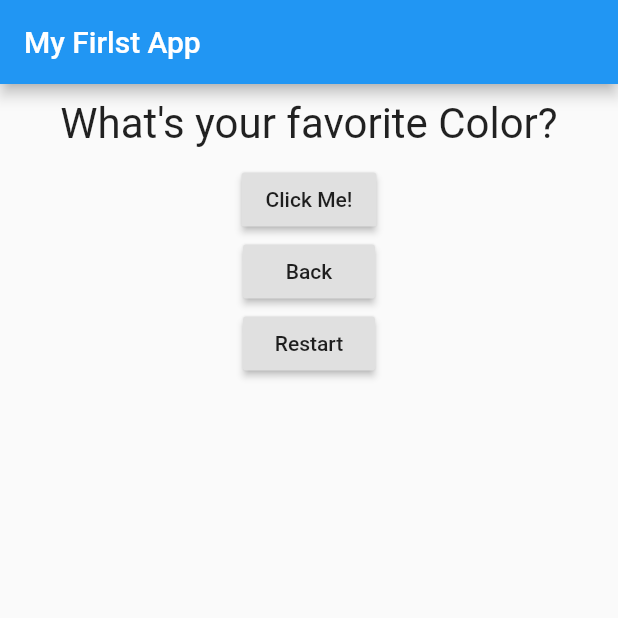
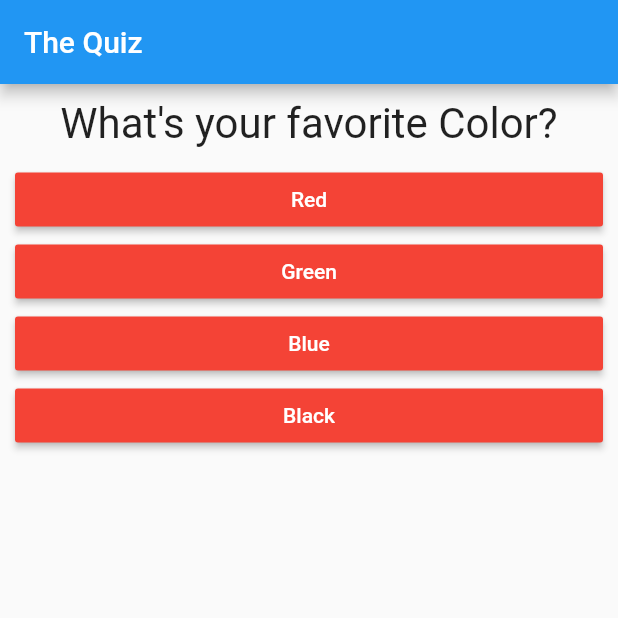
Before and after one commit to 4Columns-Jordan/Flutter-Demo-App, a Flutter app: the screen it shows after launch, on a phone screen of 412 x 824 dp, the top half of it. Run offline on Flutter 3.47's test engine with Material 2 defaults, Android fonts, the phone set to English and light mode, and no system bars.

Commit message:
Finished Demo App :)

```diff
--- /dev/null
+++ b/lib/answer.dart
@@ -0,0 +1,22 @@
+import 'package:flutter/material.dart';
+
+class Answer extends StatelessWidget {
+  final Function selectHandler;
+  final String answerText;
+
+  Answer(this.selectHandler, this.answerText);
+
+  @override
+  Widget build(BuildContext context) {
+    return Container(
+      width: double.infinity,
+      padding: EdgeInsets.only(left: 10, right: 10),
+      child: RaisedButton(
+        child: Text(answerText),
+        onPressed: selectHandler,
+        color: Colors.red,
+        textColor: Colors.white,
+      ),
+    );
+  }
+}
--- a/lib/main.dart
+++ b/lib/main.dart
@@ -1,6 +1,8 @@
 import 'package:flutter/material.dart';
+import 'package:flutter_demo/result.dart';
 
-import './question.dart';
+import './quiz.dart';
+import './result.dart';
 
 void main() {
   runApp(MyApp());
@@ -16,48 +18,80 @@ class MyApp extends StatefulWidget {
 
 class _MyAppState extends State<MyApp> {
   var _questionIndex = 0;
+  var _totalScore = 0;
+  final questions = const [
+    {
+      'questionText': 'What\'s your favorite Color?',
+      'answers': [
+        {'text': 'Red', 'score': 10},
+        {'text': 'Green', 'score': 20},
+        {'text': 'Blue', 'score': 30},
+        {'text': 'Black', 'score': 40}
+      ]
+    },
+    {
+      'questionText': 'What\'s your favorite Animal?',
+      'answers': [
+        {'text': 'Dog', 'score': 10},
+        {'text': 'Cat', 'score': 20},
+        {'text': 'Ardvark', 'score': 30},
+        {'text': 'Badger', 'score': 40}
+      ]
+    },
+    {
+      'questionText': 'Do you like Beans?',
+      'answers': [
+        {'text': 'Yes', 'score': 10},
+        {'text': 'No', 'score': 40}
+      ]
+    },
+    {
+      'questionText': 'Are you a government Agent?',
+      'answers': [
+        {'text': 'Yes', 'score': 100},
+        {'text': 'No', 'score': 10},
+        {'text': 'Who\'s Asking?', 'score': 0},
+        {'text': '...', 'score': 400}
+      ]
+    },
+  ];
 
-  void anwserQuestion() {
+  void _anwserQuestion(int score) {
+    _totalScore += score;
+
     setState(() {
       _questionIndex = _questionIndex + 1;
       print('Answer Chosen!');
       print(_questionIndex);
+      if (_questionIndex < questions.length) {}
     });
   }
 
-  void backQuestion(){
+  void backQuestion() {
     setState(() {
       _questionIndex--;
     });
   }
 
-  void restartQuiz(){
+  void _restartQuiz() {
     setState(() {
       _questionIndex = 0;
+      _totalScore = 0;
     });
   }
 
   @override
   Widget build(BuildContext context) {
-    var questions = [
-      'What\'s your favorite Color?',
-      'What\'s your favorite Animal?',
-      'Do you like Beans?',
-      'Are you a government Agent?'
-    ];
-
     return MaterialApp(
       home: Scaffold(
-        appBar: AppBar(title: Text('My Firlst App')),
-        body: Column(
-          children: <Widget>[
-            Question(questions[_questionIndex]),
-            RaisedButton(child: Text('Click Me!'), onPressed: anwserQuestion),
-            RaisedButton(child: Text('Back'), onPressed: backQuestion),
-            RaisedButton(child: Text('Restart'), onPressed: restartQuiz),
-          ],
-        ),
-      ),
+          appBar: AppBar(title: Text('The Quiz')),
+          body: _questionIndex < questions.length
+              ? Quiz(
+                  answerQuestion: _anwserQuestion,
+                  questionIndex: _questionIndex,
+                  questions: questions,
+                )
+              : Result(restartQuiz: _restartQuiz, resultScore: _totalScore,)),
     );
   }
 }
--- /dev/null
+++ b/lib/quiz.dart
@@ -0,0 +1,26 @@
+import 'package:flutter/material.dart';
+
+import './question.dart';
+import './answer.dart';
+
+class Quiz extends StatelessWidget {
+  final List<Map<String, Object>> questions;
+  final Function answerQuestion;
+  final int questionIndex;
+
+  Quiz({@required this.questions,@required this.answerQuestion,@required this.questionIndex});
+
+  @override
+  Widget build(BuildContext context) {
+    return Column(
+      children: <Widget>[
+        Question(
+          questions[questionIndex]['questionText'],
+        ),
+        ...(questions[questionIndex]['answers'] as List<Map<String, Object>>).map((answer) {
+          return Answer(() => answerQuestion(answer['score']), answer['text']);
+        }).toList()
+      ],
+    );
+  }
+}
```
Also changed, not shown: lib/result.dart (added, +41 -0 lines).
